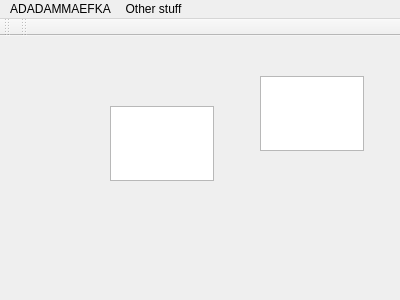
Before: the Qt Designer form ardim.ui in AdamCDunlap/ardim, drawn with Qt 5.
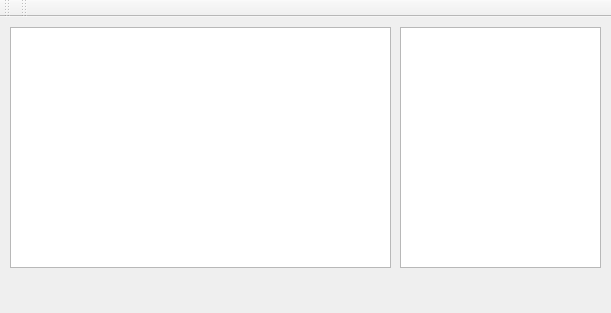
After: the same form once the commit is applied.

```diff
--- a/ardim.ui
+++ b/ardim.ui
@@ -6,31 +6,55 @@
    <rect>
     <x>0</x>
     <y>0</y>
-    <width>400</width>
-    <height>300</height>
+    <width>611</width>
+    <height>313</height>
    </rect>
   </property>
   <property name="windowTitle">
    <string>Ardim</string>
   </property>
   <widget class="QWidget" name="centralWidget">
-   <widget class="QTextEdit" name="textEdit">
+   <widget class="QPlainTextEdit" name="CodeBox">
     <property name="geometry">
      <rect>
-      <x>110</x>
-      <y>70</y>
-      <width>104</width>
-      <height>75</height>
+      <x>10</x>
+      <y>10</y>
+      <width>381</width>
+      <height>241</height>
      </rect>
     </property>
+    <property name="mouseTracking">
+     <bool>true</bool>
+    </property>
+    <property name="accessibleName">
+     <string/>
+    </property>
+    <property name="accessibleDescription">
+     <string/>
+    </property>
+    <property name="verticalScrollBarPolicy">
+     <enum>Qt::ScrollBarAlwaysOff</enum>
+    </property>
+    <property name="horizontalScrollBarPolicy">
+     <enum>Qt::ScrollBarAlwaysOff</enum>
+    </property>
+    <property name="undoRedoEnabled">
+     <bool>false</bool>
+    </property>
+    <property name="readOnly">
+     <bool>true</bool>
+    </property>
+    <property name="textInteractionFlags">
+     <set>Qt::NoTextInteraction</set>
+    </property>
    </widget>
    <widget class="QPlainTextEdit" name="plainTextEdit">
     <property name="geometry">
      <rect>
-      <x>260</x>
-      <y>40</y>
-      <width>104</width>
-      <height>75</height>
+      <x>400</x>
+      <y>10</y>
+      <width>201</width>
+      <height>241</height>
      </rect>
     </property>
    </widget>
@@ -40,27 +64,10 @@
     <rect>
      <x>0</x>
      <y>0</y>
-     <width>400</width>
+     <width>611</width>
      <height>27</height>
     </rect>
    </property>
-   <widget class="QMenu" name="menuADADAMMAEFKA">
-    <property name="title">
-     <string>ADADAMMAEFKA</string>
-    </property>
-    <addaction name="actionStuff"/>
-    <addaction name="actionAnd_hi"/>
-   </widget>
-   <widget class="QMenu" name="menuOther_stuff">
-    <property name="title">
-     <string>Other stuff</string>
-    </property>
-    <addaction name="actionThings"/>
-    <addaction name="actionMore_things"/>
-    <addaction name="actionMenus"/>
-   </widget>
-   <addaction name="menuADADAMMAEFKA"/>
-   <addaction name="menuOther_stuff"/>
   </widget>
   <widget class="QToolBar" name="mainToolBar">
    <attribute name="toolBarArea">
```
Left out of the diff: 2 changed lines with no effect on the pictures.
